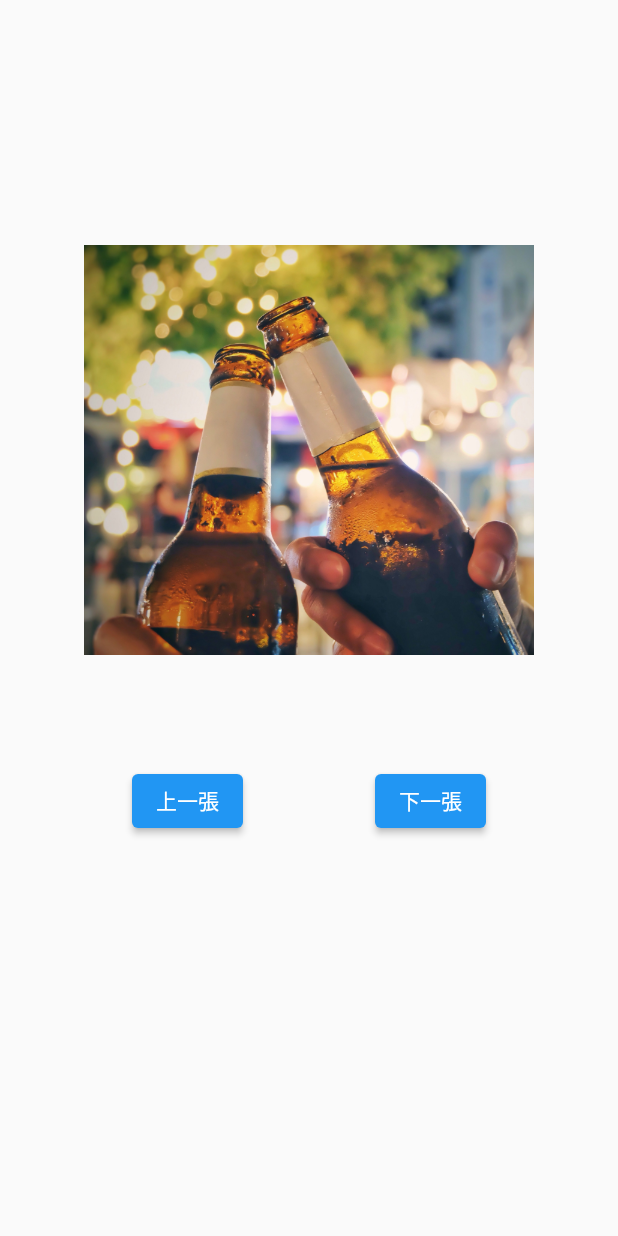
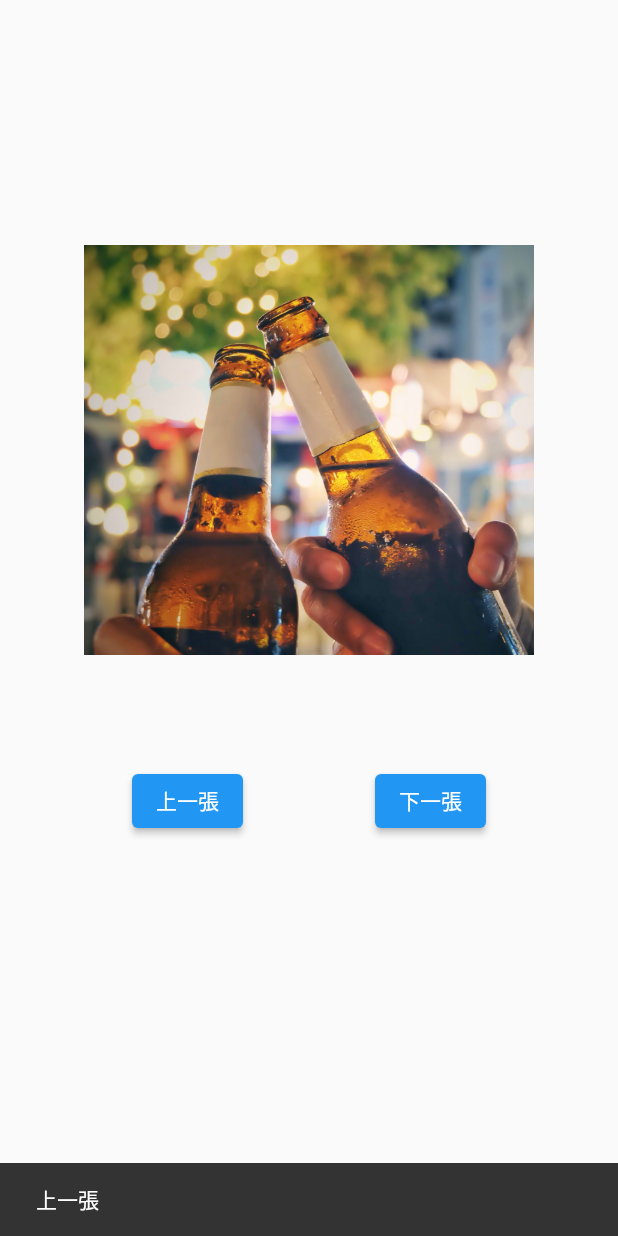
Before and after one commit to YJSilence/image_409630786, a Flutter app: the screen it shows after launch, after a tap on "上一張", on a phone screen of 412 x 824 dp. Run offline on Flutter 3.47's test engine with Material 2 defaults, Android fonts, the phone set to English and light mode, and no system bars.

Commit message:
final revised

```diff
--- a/lib/main.dart
+++ b/lib/main.dart
@@ -3,6 +3,8 @@ import 'package:flutter/material.dart';
 void main() {
   runApp(const App());
 }
+
+final _scaffoldKey = GlobalKey<ScaffoldMessengerState>();
 
 class App extends StatefulWidget {
   const App({super.key});
@@ -19,7 +21,10 @@ class _AppState extends State<App>{
     setState(() {
       _counter<=0 ?_counter=3 :_counter--;
       _img = images[_counter];
+      const snackbar = SnackBar(duration: Duration(seconds: 1), content: Text('上一張'));
+      _scaffoldKey.currentState?.showSnackBar(snackbar);
     });
+
   }
 
   void _nextimg(){
@@ -27,11 +32,14 @@ class _AppState extends State<App>{
       _counter>=3 ?_counter=0 :_counter++;
       _img = images[_counter];
     });
+    const snackbar = SnackBar(duration: Duration(seconds: 1), content: Text('下一張'));
+    _scaffoldKey.currentState?.showSnackBar(snackbar);
   }
 
   @override
   Widget build(BuildContext context) {
     return MaterialApp(
+        scaffoldMessengerKey: _scaffoldKey,
         home: Scaffold(
             body: Center(
                 child: Container(
```
